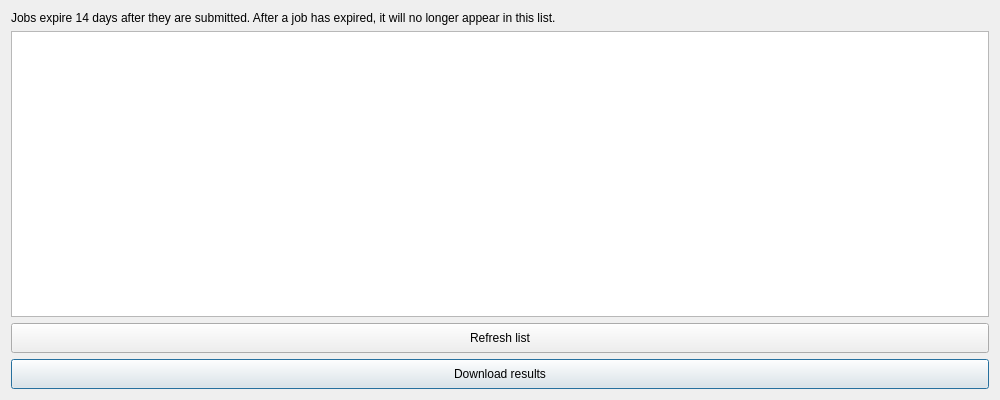
This is LDMP/gui/DlgJobs.ui in ConservationInternational/trends.earth as Qt 5 draws it before an edit. The edited form follows.
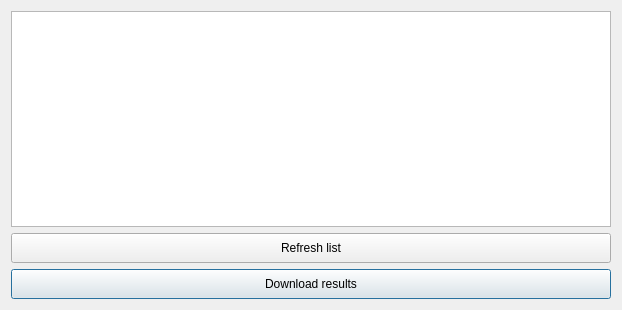
This is the edited form.

What changed in the file:
```diff
--- a/LDMP/gui/DlgJobs.ui
+++ b/LDMP/gui/DlgJobs.ui
@@ -9,12 +9,12 @@
    <rect>
     <x>0</x>
     <y>0</y>
-    <width>1000</width>
-    <height>400</height>
+    <width>618</width>
+    <height>310</height>
    </rect>
   </property>
   <property name="sizePolicy">
-   <sizepolicy hsizetype="Expanding" vsizetype="Preferred">
+   <sizepolicy hsizetype="Preferred" vsizetype="Preferred">
     <horstretch>0</horstretch>
     <verstretch>0</verstretch>
    </sizepolicy>
@@ -95,10 +95,22 @@
      </property>
     </widget>
    </item>
-   <item row="0" column="0">
-    <widget class="QLabel" name="label">
-     <property name="text">
-      <string>Jobs expire 14 days after they are submitted. After a job has expired, it will no longer appear in this list.</string>
+   <item row="1" column="0">
+    <widget class="QTableView" name="jobs_view">
+     <property name="minimumSize">
+      <size>
+       <width>600</width>
+       <height>200</height>
+      </size>
+     </property>
+     <property name="sizeAdjustPolicy">
+      <enum>QAbstractScrollArea::AdjustIgnored</enum>
+     </property>
+     <property name="selectionMode">
+      <enum>QAbstractItemView::ExtendedSelection</enum>
+     </property>
+     <property name="selectionBehavior">
+      <enum>QAbstractItemView::SelectRows</enum>
      </property>
      <property name="wordWrap">
       <bool>true</bool>
```
